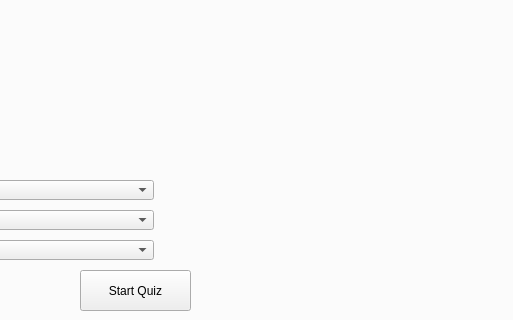
Old version of the form QuizDown.ui in the repository Siggnja/QuizDown; both pictures show x 232 to 745 and y 216 to 536 of the 745 by 536 pixel window.
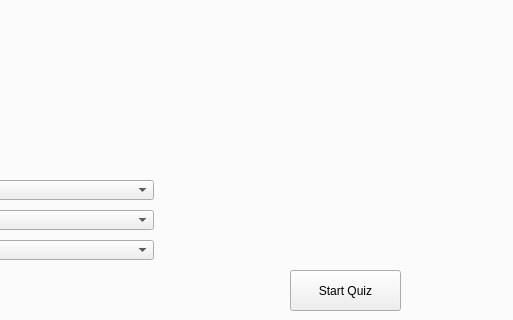
New version of the form.

What changed in the file:
```diff
--- a/QuizDown.ui
+++ b/QuizDown.ui
@@ -44,7 +44,7 @@
        <widget class="QPushButton" name="pushButton">
         <property name="geometry">
          <rect>
-          <x>310</x>
+          <x>520</x>
           <y>460</y>
           <width>111</width>
           <height>41</height>
```
Left out of the diff: 11 changed lines with no effect on the pictures.
